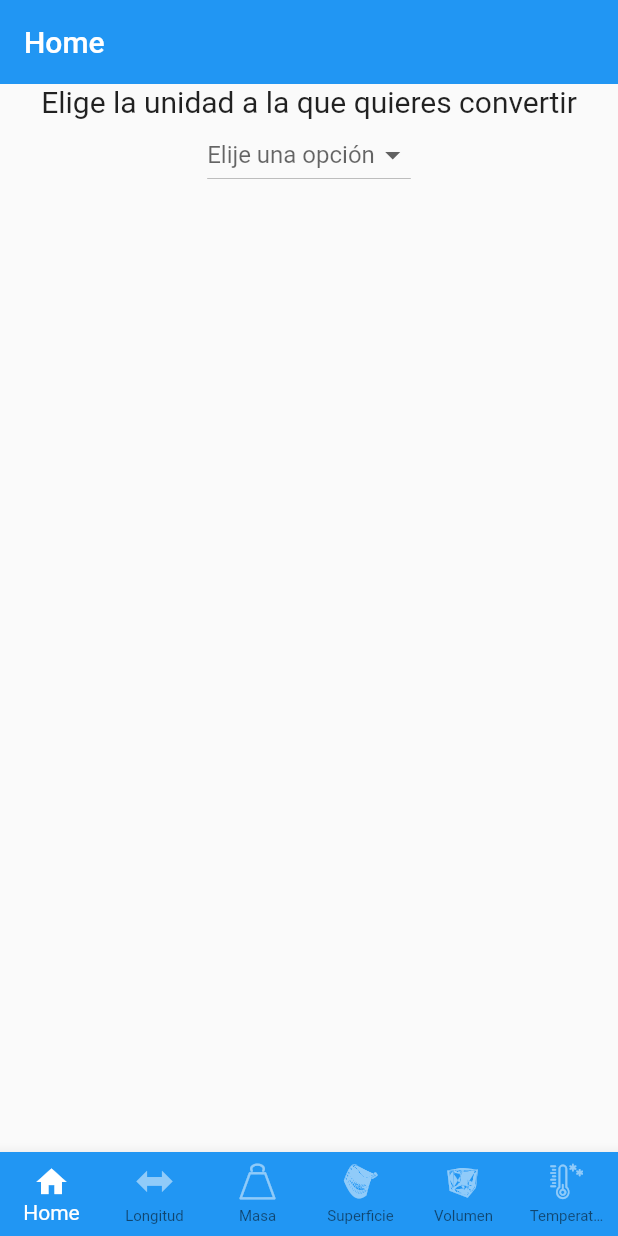
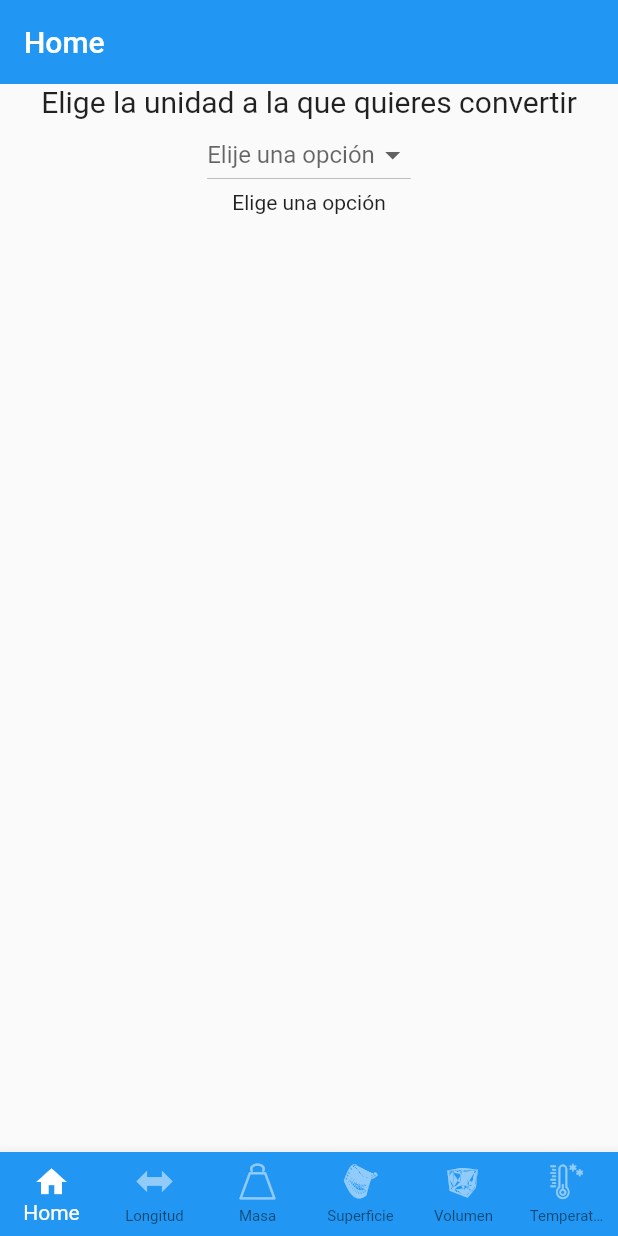
Before and after one commit to Chris-AM/imperial_to_metric_flutter, a Flutter app: the screen it shows after launch, swiped to page 2, on a phone screen of 412 x 824 dp. Run offline on Flutter 3.47's test engine with Material 2 defaults, Android fonts, the phone set to English and light mode, and no system bars.

Commit message:
changing length view dynamicaly depending on the option selected

```diff
--- a/lib/screens/conversors/lenght.dart
+++ b/lib/screens/conversors/lenght.dart
@@ -9,7 +9,7 @@ class LenghtScreen extends StatefulWidget {
 
 class _LenghtScreenState extends State<LenghtScreen> {
   //* this variable holds the value of the selected DropdownButton
-  String dropdownValue = 'Elije una opción';
+  String _currentOption = 'Elije una opción';
   @override
   Widget build(BuildContext context) {
     return Column(
@@ -22,7 +22,7 @@ class _LenghtScreenState extends State<LenghtScreen> {
         Center(
           //* Creating Dropdown
           child: DropdownButton(
-              hint: Text(dropdownValue),
+            hint: Text(_currentOption),
             //* List of items to convert
             items: <String>[
               "mil",
@@ -44,13 +44,52 @@ class _LenghtScreenState extends State<LenghtScreen> {
                 );
               },
             ).toList(),
-              onChanged: (String? valueIn) {
+            onChanged: (String? newValue) {
               setState(() {
-                  dropdownValue = valueIn!;
+                _currentOption = newValue!;
               });
-              }),
+              print('option selected: $_currentOption');
+            },
           ),
+        ),
+        RenderOption(option: _currentOption),
       ],
     );
   }
 }
+
+class RenderOption extends StatelessWidget {
+  final String option;
+  const RenderOption({Key? key, required this.option}) : super(key: key);
+
+  @override
+  Widget build(BuildContext context) {
+    switch (option) {
+      case 'mil':
+        print('option selected: mil in switch');
+        return Text('option ==> $option');
+      case 'pulgadas':
+        return Text('option ==> $option');
+      case 'Pie':
+        return Text('option ==> $option');
+      case 'Yarda':
+        return Text('option ==> $option');
+      case 'Rood':
+        return Text('option ==> $option');
+      case 'Cadena':
+        return Text('option ==> $option');
+      case 'Furlong':
+        return Text('option ==> $option');
+      case 'Milla':
+        return Text('option ==> $option');
+      case 'Legua':
+        return Text('option ==> $option');
+      case 'Link':
+        return Text('option ==> $option');
+      case 'Braza':
+        return Text('option ==> $option');
+      default:
+        return const Text('Elige una opción');
+    }
+  }
+}
```
Lines whose indentation alone changed are shown as unchanged.
